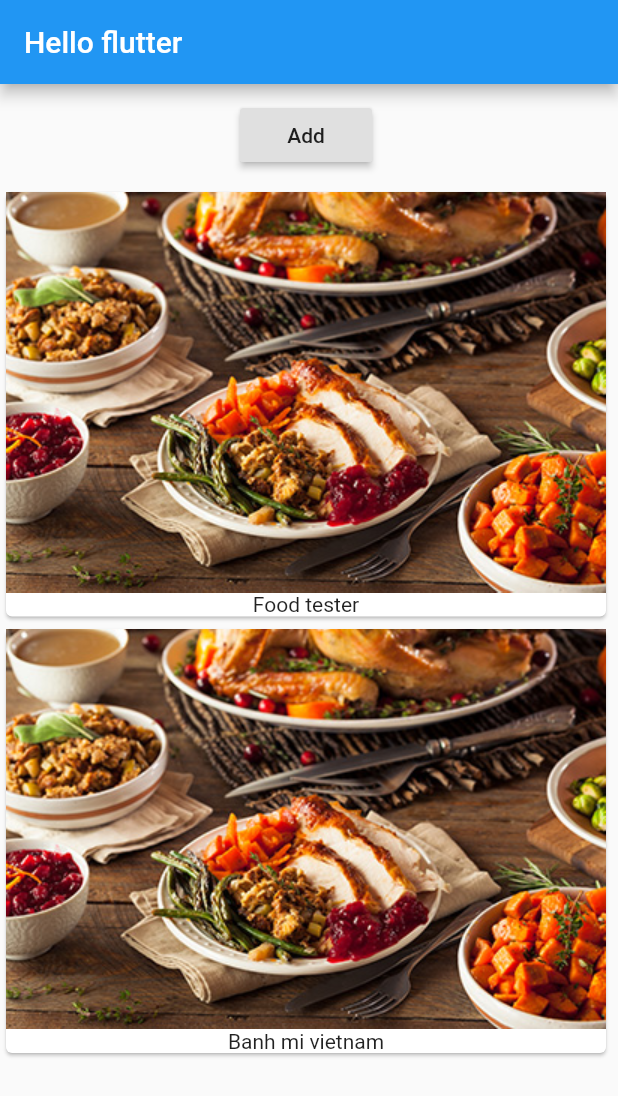
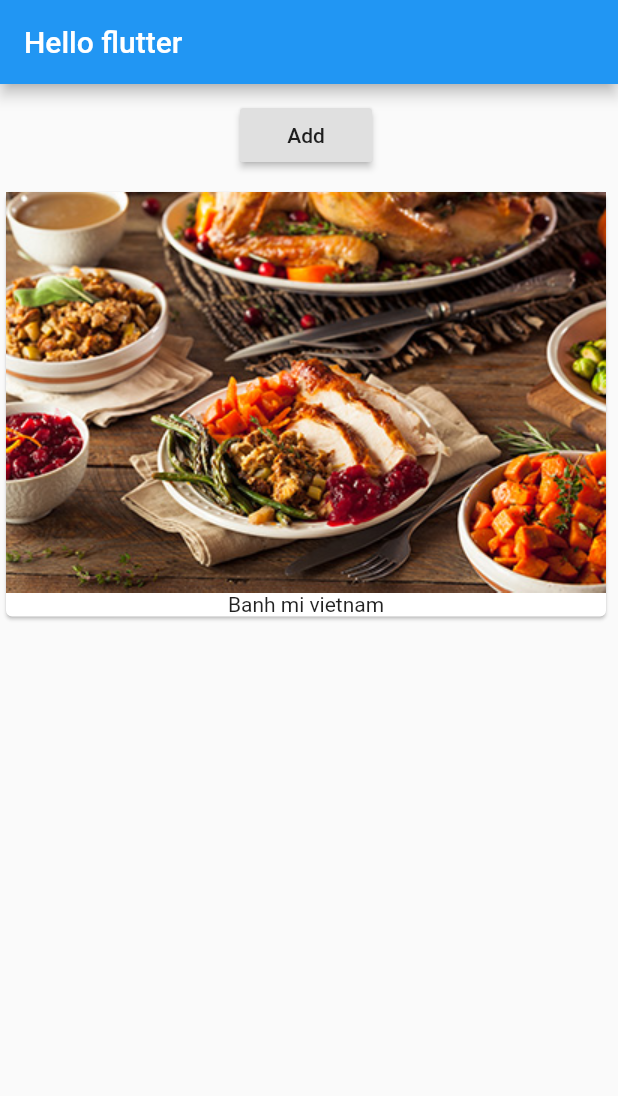
Before and after one commit to daohieu0606/simpleFlutter, a Flutter app: the screen it shows after launch, on a phone screen of 412 x 824 dp. Shown: the top 1096 px of the screen. Run offline on Flutter 3.47's test engine with Material 2 defaults, Android fonts, the phone set to English and light mode, and no system bars.

Commit message:
update product manager

```diff
--- a/lib/product_manager.dart
+++ b/lib/product_manager.dart
@@ -14,7 +14,7 @@ class ProductManager extends StatefulWidget {
 }
 
 class _ProductManager extends State<ProductManager> {
-  List<String> products = ['Food tester'];
+  List<String> products = [];
 
   @override
   void initState() {
```
